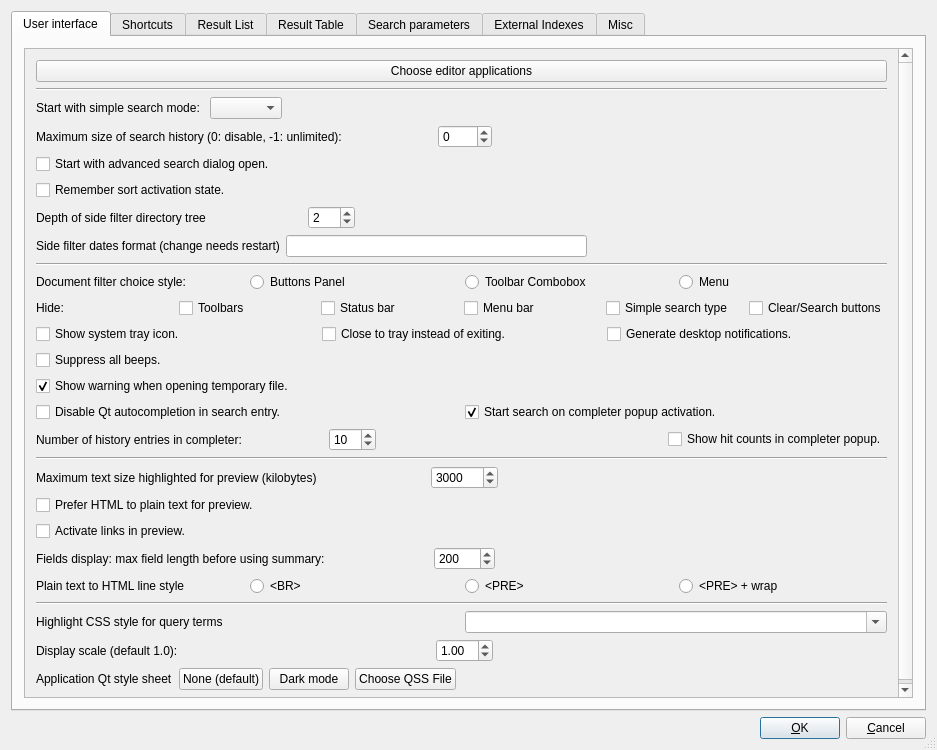
Old version of the form src/qtgui/uiprefs.ui in the repository alarmz/recoll.
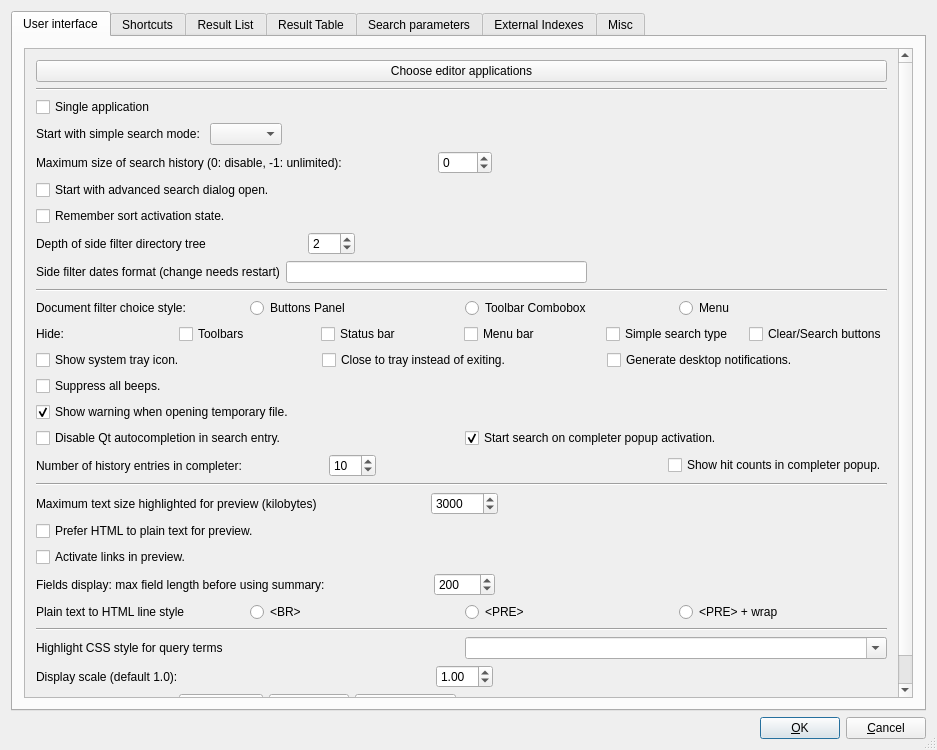
New version of the form.

Commit message: GUI: implement single application option: only one instance on a given db

```diff
--- a/src/qtgui/uiprefs.ui
+++ b/src/qtgui/uiprefs.ui
@@ -56,6 +56,19 @@
              </property>
             </widget>
            </item>
+       <item>
+        <widget class="QCheckBox" name="singleappCB">
+         <property name="toolTip">
+          <string>If set, starting a new instance on the same index will raise an existing one.</string>
+         </property>
+         <property name="text">
+          <string>Single application</string>
+         </property>
+         <property name="checked">
+          <bool>false</bool>
+         </property>
+        </widget>
+       </item>
            <item>
             <layout class="QHBoxLayout">
              <item>
```
The commit also changes 12 other files.
